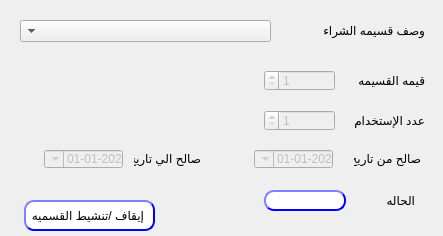
shymaa123456/HyperPOS2020, file presentation/promotion_voucher_ui/stopPromVoucher.ui: the form before one commit.
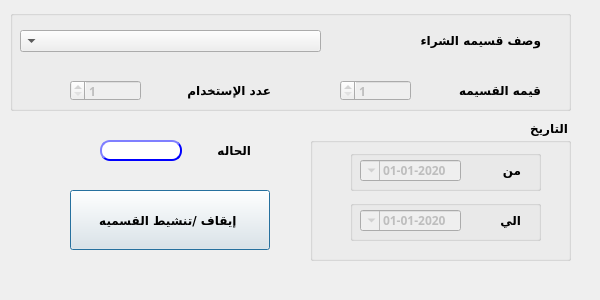
The form after the commit.

Commit message: finalize Coupon Design Style 7/12 comments

Diff of the .ui file:
```diff
--- a/presentation/promotion_voucher_ui/stopPromVoucher.ui
+++ b/presentation/promotion_voucher_ui/stopPromVoucher.ui
@@ -6,162 +6,45 @@
    <rect>
     <x>0</x>
     <y>0</y>
-    <width>443</width>
-    <height>236</height>
+    <width>600</width>
+    <height>300</height>
    </rect>
   </property>
+  <property name="minimumSize">
+   <size>
+    <width>600</width>
+    <height>300</height>
+   </size>
+  </property>
+  <property name="maximumSize">
+   <size>
+    <width>600</width>
+    <height>300</height>
+   </size>
+  </property>
   <property name="windowTitle">
    <string>تغيير حاله قسيمه شراء</string>
   </property>
   <property name="layoutDirection">
    <enum>Qt::RightToLeft</enum>
   </property>
-  <widget class="QDateTimeEdit" name="Qdate_to">
-   <property name="enabled">
-    <bool>false</bool>
-   </property>
-   <property name="geometry">
-    <rect>
-     <x>44</x>
-     <y>150</y>
-     <width>79</width>
-     <height>18</height>
-    </rect>
-   </property>
-   <property name="layoutDirection">
-    <enum>Qt::RightToLeft</enum>
-   </property>
-   <property name="minimumDateTime">
-    <datetime>
-     <hour>0</hour>
-     <minute>0</minute>
-     <second>0</second>
-     <year>2020</year>
-     <month>1</month>
-     <day>1</day>
-    </datetime>
-   </property>
-   <property name="displayFormat">
-    <string>yyyy-MM-dd</string>
-   </property>
-   <property name="calendarPopup">
-    <bool>true</bool>
-   </property>
-  </widget>
-  <widget class="QDoubleSpinBox" name="LE_maxCount">
-   <property name="enabled">
-    <bool>false</bool>
-   </property>
-   <property name="geometry">
-    <rect>
-     <x>264</x>
-     <y>110</y>
-     <width>71</width>
-     <height>21</height>
-    </rect>
-   </property>
-   <property name="styleSheet">
-    <string notr="true"/>
-   </property>
-   <property name="decimals">
-    <number>0</number>
-   </property>
-   <property name="minimum">
-    <double>1.000000000000000</double>
-   </property>
-   <property name="maximum">
-    <double>99997.000000000000000</double>
-   </property>
-   <property name="value">
-    <double>1.000000000000000</double>
-   </property>
-  </widget>
-  <widget class="QLabel" name="label">
-   <property name="geometry">
-    <rect>
-     <x>334</x>
-     <y>110</y>
-     <width>91</width>
-     <height>21</height>
-    </rect>
-   </property>
-   <property name="text">
-    <string>عدد الإستخدام</string>
-   </property>
-  </widget>
-  <widget class="QLabel" name="desc_11">
-   <property name="geometry">
-    <rect>
-     <x>344</x>
-     <y>70</y>
-     <width>81</width>
-     <height>21</height>
-    </rect>
-   </property>
-   <property name="layoutDirection">
-    <enum>Qt::RightToLeft</enum>
-   </property>
-   <property name="text">
-    <string>قيمه القسيمه</string>
-   </property>
-  </widget>
-  <widget class="QLabel" name="desc_4">
-   <property name="geometry">
-    <rect>
-     <x>134</x>
-     <y>150</y>
-     <width>67</width>
-     <height>17</height>
-    </rect>
-   </property>
-   <property name="layoutDirection">
-    <enum>Qt::RightToLeft</enum>
-   </property>
-   <property name="text">
-    <string>صالح الي تاريخ</string>
-   </property>
-  </widget>
-  <widget class="QDateTimeEdit" name="Qdate_from">
-   <property name="enabled">
-    <bool>false</bool>
-   </property>
-   <property name="geometry">
-    <rect>
-     <x>254</x>
-     <y>150</y>
-     <width>79</width>
-     <height>18</height>
-    </rect>
-   </property>
-   <property name="layoutDirection">
-    <enum>Qt::RightToLeft</enum>
-   </property>
-   <property name="minimumDateTime">
-    <datetime>
-     <hour>0</hour>
-     <minute>0</minute>
-     <second>0</second>
-     <year>2020</year>
-     <month>1</month>
-     <day>1</day>
-    </datetime>
-   </property>
-   <property name="displayFormat">
-    <string>yyyy-MM-dd</string>
-   </property>
-   <property name="calendarPopup">
-    <bool>true</bool>
-   </property>
-  </widget>
   <widget class="QLabel" name="label_2">
    <property name="geometry">
     <rect>
-     <x>374</x>
-     <y>190</y>
+     <x>210</x>
+     <y>140</y>
      <width>41</width>
      <height>20</height>
     </rect>
    </property>
+   <property name="font">
+    <font>
+     <family>29LT Bukra Regular</family>
+     <pointsize>9</pointsize>
+     <weight>75</weight>
+     <bold>true</bold>
+    </font>
+   </property>
    <property name="layoutDirection">
     <enum>Qt::RightToLeft</enum>
    </property>
@@ -172,141 +55,50 @@
   <widget class="QPushButton" name="BTN_changeStatus">
    <property name="geometry">
     <rect>
-     <x>24</x>
-     <y>200</y>
-     <width>131</width>
-     <height>31</height>
+     <x>70</x>
+     <y>190</y>
+     <width>200</width>
+     <height>60</height>
     </rect>
    </property>
+   <property name="font">
+    <font>
+     <family>29LT Bukra Regular</family>
+     <pointsize>9</pointsize>
+     <weight>75</weight>
+     <bold>true</bold>
+    </font>
+   </property>
    <property name="layoutDirection">
     <enum>Qt::RightToLeft</enum>
    </property>
    <property name="styleSheet">
-    <string notr="true">QPushButton{
-                                        background-color: white;
-                                        border-style: outset;
-                                        border-width: 2px;
-                                        border-radius: 10px;
-                                        border-color: blue;
-                                        min-width: 6em;
-                                        }
-                                        QPushButton:hover {
-                                        background: qradialgradient(
-                                        cx: 0.3, cy: -0.4, fx: 0.3, fy: -0.4,
-                                        radius: 1.35, stop: 0 #fff, stop: 1 #bbb
-                                        );
-                                        }
-                                        QPushButton:pressed {
-                                        border-style: inset;
-                                        background: qradialgradient(
-                                        cx: 0.4, cy: -0.1, fx: 0.4, fy: -0.1,
-                                        radius: 1.35, stop: 0 #fff, stop: 1 #ddd
-                                        );
-                                        }
-                                    </string>
+    <string notr="true"/>
    </property>
    <property name="text">
     <string>إيقاف /تنشيط القسميه </string>
    </property>
   </widget>
-  <widget class="QLabel" name="desc_3">
-   <property name="geometry">
-    <rect>
-     <x>354</x>
-     <y>150</y>
-     <width>67</width>
-     <height>17</height>
-    </rect>
-   </property>
-   <property name="layoutDirection">
-    <enum>Qt::RightToLeft</enum>
-   </property>
-   <property name="text">
-    <string>صالح من تاريخ</string>
-   </property>
-  </widget>
-  <widget class="QLabel" name="desc_2">
-   <property name="geometry">
-    <rect>
-     <x>304</x>
-     <y>20</y>
-     <width>121</width>
-     <height>21</height>
-    </rect>
-   </property>
-   <property name="text">
-    <string>وصف قسيمه الشراء</string>
-   </property>
-  </widget>
-  <widget class="QDoubleSpinBox" name="LE_value">
-   <property name="enabled">
-    <bool>false</bool>
-   </property>
-   <property name="geometry">
-    <rect>
-     <x>264</x>
-     <y>70</y>
-     <width>71</width>
-     <height>21</height>
-    </rect>
-   </property>
-   <property name="styleSheet">
-    <string notr="true"/>
-   </property>
-   <property name="decimals">
-    <number>0</number>
-   </property>
-   <property name="minimum">
-    <double>1.000000000000000</double>
-   </property>
-   <property name="maximum">
-    <double>99997.000000000000000</double>
-   </property>
-   <property name="value">
-    <double>1.000000000000000</double>
-   </property>
-  </widget>
-  <widget class="QComboBox" name="CMB_PromVoucher">
-   <property name="geometry">
-    <rect>
-     <x>20</x>
-     <y>20</y>
-     <width>251</width>
-     <height>22</height>
-    </rect>
-   </property>
-   <property name="editable">
-    <bool>false</bool>
-   </property>
-  </widget>
-  <widget class="QLabel" name="voucher_id">
-   <property name="enabled">
-    <bool>false</bool>
-   </property>
-   <property name="geometry">
-    <rect>
-     <x>304</x>
-     <y>40</y>
-     <width>51</width>
-     <height>21</height>
-    </rect>
-   </property>
-   <property name="text">
-    <string/>
-   </property>
-  </widget>
   <widget class="QLineEdit" name="LE_PromVoucherStatus">
    <property name="enabled">
     <bool>false</bool>
    </property>
    <property name="geometry">
     <rect>
-     <x>264</x>
-     <y>190</y>
+     <x>100</x>
+     <y>140</y>
      <width>82</width>
      <height>21</height>
     </rect>
    </property>
+   <property name="font">
+    <font>
+     <family>29LT Bukra Regular</family>
+     <pointsize>9</pointsize>
+     <weight>75</weight>
+     <bold>true</bold>
+    </font>
+   </property>
    <property name="styleSheet">
     <string notr="true">QLineEdit{
                                         background-color: white;
@@ -332,6 +124,401 @@
                                     </string>
    </property>
   </widget>
+  <widget class="QGroupBox" name="groupBox_3">
+   <property name="geometry">
+    <rect>
+     <x>310</x>
+     <y>120</y>
+     <width>261</width>
+     <height>141</height>
+    </rect>
+   </property>
+   <property name="font">
+    <font>
+     <family>29LT Bukra Regular</family>
+     <pointsize>9</pointsize>
+     <weight>75</weight>
+     <bold>true</bold>
+    </font>
+   </property>
+   <property name="title">
+    <string>التاريخ</string>
+   </property>
+   <widget class="QGroupBox" name="groupBox_2">
+    <property name="geometry">
+     <rect>
+      <x>40</x>
+      <y>80</y>
+      <width>191</width>
+      <height>41</height>
+     </rect>
+    </property>
+    <property name="font">
+     <font>
+      <family>29LT Bukra Regular</family>
+      <pointsize>9</pointsize>
+      <weight>75</weight>
+      <bold>true</bold>
+     </font>
+    </property>
+    <property name="title">
+     <string/>
+    </property>
+    <widget class="QLabel" name="desc_4">
+     <property name="geometry">
+      <rect>
+       <x>130</x>
+       <y>10</y>
+       <width>41</width>
+       <height>21</height>
+      </rect>
+     </property>
+     <property name="font">
+      <font>
+       <family>29LT Bukra Regular</family>
+       <pointsize>9</pointsize>
+       <weight>75</weight>
+       <bold>true</bold>
+      </font>
+     </property>
+     <property name="layoutDirection">
+      <enum>Qt::RightToLeft</enum>
+     </property>
+     <property name="text">
+      <string>الي</string>
+     </property>
+    </widget>
+    <widget class="QDateTimeEdit" name="Qdate_to">
+     <property name="enabled">
+      <bool>false</bool>
+     </property>
+     <property name="geometry">
+      <rect>
+       <x>10</x>
+       <y>10</y>
+       <width>101</width>
+       <height>21</height>
+      </rect>
+     </property>
+     <property name="font">
+      <font>
+       <family>29LT Bukra Regular</family>
+       <pointsize>9</pointsize>
+       <weight>75</weight>
+       <bold>true</bold>
+      </font>
+     </property>
+     <property name="layoutDirection">
+      <enum>Qt::RightToLeft</enum>
+     </property>
+     <property name="minimumDateTime">
+      <datetime>
+       <hour>0</hour>
+       <minute>0</minute>
+       <second>0</second>
+       <year>2020</year>
+       <month>1</month>
+       <day>1</day>
+      </datetime>
+     </property>
+     <property name="displayFormat">
+      <string>yyyy-MM-dd</string>
+     </property>
+     <property name="calendarPopup">
+      <bool>true</bool>
+     </property>
+    </widget>
+   </widget>
+   <widget class="QGroupBox" name="groupBox">
+    <property name="geometry">
+     <rect>
+      <x>40</x>
+      <y>30</y>
+      <width>191</width>
+      <height>41</height>
+     </rect>
+    </property>
+    <property name="font">
+     <font>
+      <family>29LT Bukra Regular</family>
+      <pointsize>9</pointsize>
+      <weight>75</weight>
+      <bold>true</bold>
+     </font>
+    </property>
+    <property name="title">
+     <string/>
+    </property>
+    <widget class="QLabel" name="desc_3">
+     <property name="geometry">
+      <rect>
+       <x>150</x>
+       <y>10</y>
+       <width>21</width>
+       <height>21</height>
+      </rect>
+     </property>
+     <property name="font">
+      <font>
+       <family>29LT Bukra Regular</family>
+       <pointsize>9</pointsize>
+       <weight>75</weight>
+       <bold>true</bold>
+      </font>
+     </property>
+     <property name="layoutDirection">
+      <enum>Qt::RightToLeft</enum>
+     </property>
+     <property name="text">
+      <string>من</string>
+     </property>
+    </widget>
+    <widget class="QDateTimeEdit" name="Qdate_from">
+     <property name="enabled">
+      <bool>false</bool>
+     </property>
+     <property name="geometry">
+      <rect>
+       <x>10</x>
+       <y>10</y>
+       <width>101</width>
+       <height>21</height>
+      </rect>
+     </property>
+     <property name="font">
+      <font>
+       <family>29LT Bukra Regular</family>
+       <pointsize>9</pointsize>
+       <weight>75</weight>
+       <bold>true</bold>
+      </font>
+     </property>
+     <property name="layoutDirection">
+      <enum>Qt::RightToLeft</enum>
+     </property>
+     <property name="minimumDateTime">
+      <datetime>
+       <hour>0</hour>
+       <minute>0</minute>
+       <second>0</second>
+       <year>2020</year>
+       <month>1</month>
+       <day>1</day>
+      </datetime>
+     </property>
+     <property name="displayFormat">
+      <string>yyyy-MM-dd</string>
+     </property>
+     <property name="calendarPopup">
+      <bool>true</bool>
+     </property>
+    </widget>
+   </widget>
+  </widget>
+  <widget class="QGroupBox" name="groupBox_4">
+   <property name="geometry">
+    <rect>
+     <x>10</x>
+     <y>10</y>
+     <width>561</width>
+     <height>101</height>
+    </rect>
+   </property>
+   <property name="font">
+    <font>
+     <family>29LT Bukra Regular</family>
+     <pointsize>9</pointsize>
+     <weight>75</weight>
+     <bold>true</bold>
+    </font>
+   </property>
+   <property name="title">
+    <string/>
+   </property>
+   <widget class="QLabel" name="voucher_id">
+    <property name="enabled">
+     <bool>false</bool>
+    </property>
+    <property name="geometry">
+     <rect>
+      <x>330</x>
+      <y>20</y>
+      <width>51</width>
+      <height>21</height>
+     </rect>
+    </property>
+    <property name="font">
+     <font>
+      <family>29LT Bukra Regular</family>
+      <pointsize>9</pointsize>
+      <weight>75</weight>
+      <bold>true</bold>
+     </font>
+    </property>
+    <property name="text">
+     <string/>
+    </property>
+   </widget>
+   <widget class="QComboBox" name="CMB_PromVoucher">
+    <property name="geometry">
+     <rect>
+      <x>10</x>
+      <y>20</y>
+      <width>301</width>
+      <height>22</height>
+     </rect>
+    </property>
+    <property name="font">
+     <font>
+      <family>29LT Bukra Regular</family>
+      <pointsize>9</pointsize>
+      <weight>75</weight>
+      <bold>true</bold>
+     </font>
+    </property>
+    <property name="editable">
+     <bool>false</bool>
+    </property>
+   </widget>
+   <widget class="QDoubleSpinBox" name="LE_maxCount">
+    <property name="enabled">
+     <bool>false</bool>
+    </property>
+    <property name="geometry">
+     <rect>
+      <x>60</x>
+      <y>70</y>
+      <width>71</width>
+      <height>21</height>
+     </rect>
+    </property>
+    <property name="font">
+     <font>
+      <family>29LT Bukra Regular</family>
+      <pointsize>9</pointsize>
+      <weight>75</weight>
+      <bold>true</bold>
+     </font>
+    </property>
+    <property name="styleSheet">
+     <string notr="true"/>
+    </property>
+    <property name="decimals">
+     <number>0</number>
+    </property>
+    <property name="minimum">
+     <double>1.000000000000000</double>
+    </property>
+    <property name="maximum">
+     <double>99997.000000000000000</double>
+    </property>
+    <property name="value">
+     <double>1.000000000000000</double>
+    </property>
+   </widget>
+   <widget class="QLabel" name="label">
+    <property name="geometry">
+     <rect>
+      <x>150</x>
+      <y>70</y>
+      <width>111</width>
+      <height>21</height>
+     </rect>
+    </property>
+    <property name="font">
+     <font>
+      <family>29LT Bukra Regular</family>
+      <pointsize>9</pointsize>
+      <weight>75</weight>
+      <bold>true</bold>
+     </font>
+    </property>
+    <property name="text">
+     <string>عدد الإستخدام</string>
+    </property>
+   </widget>
+   <widget class="QLabel" name="desc_2">
+    <property name="geometry">
+     <rect>
+      <x>390</x>
+      <y>20</y>
+      <width>141</width>
+      <height>21</height>
+     </rect>
+    </property>
+    <property name="font">
+     <font>
+      <family>29LT Bukra Regular</family>
+      <pointsize>9</pointsize>
+      <weight>75</weight>
+      <bold>true</bold>
+     </font>
+    </property>
+    <property name="text">
+     <string>وصف قسيمه الشراء</string>
+    </property>
+   </widget>
+   <widget class="QLabel" name="desc_11">
+    <property name="geometry">
+     <rect>
+      <x>420</x>
+      <y>70</y>
+      <width>111</width>
+      <height>21</height>
+     </rect>
+    </property>
+    <property name="font">
+     <font>
+      <family>29LT Bukra Regular</family>
+      <pointsize>9</pointsize>
+      <weight>75</weight>
+      <bold>true</bold>
+     </font>
+    </property>
+    <property name="layoutDirection">
+     <enum>Qt::RightToLeft</enum>
+    </property>
+    <property name="text">
+     <string>قيمه القسيمه</string>
+    </property>
+   </widget>
+   <widget class="QDoubleSpinBox" name="LE_value">
+    <property name="enabled">
+     <bool>false</bool>
+    </property>
+    <property name="geometry">
+     <rect>
+      <x>330</x>
+      <y>70</y>
+      <width>71</width>
+      <height>21</height>
+     </rect>
+    </property>
+    <property name="font">
+     <font>
+      <family>29LT Bukra Regular</family>
+      <pointsize>9</pointsize>
+      <weight>75</weight>
+      <bold>true</bold>
+     </font>
+    </property>
+    <property name="styleSheet">
+     <string notr="true"/>
+    </property>
+    <property name="decimals">
+     <number>0</number>
+    </property>
+    <property name="minimum">
+     <double>1.000000000000000</double>
+    </property>
+    <property name="maximum">
+     <double>99997.000000000000000</double>
+    </property>
+    <property name="value">
+     <double>1.000000000000000</double>
+    </property>
+   </widget>
+  </widget>
  </widget>
  <resources/>
  <connections/>
```
The commit also changes 86 other files.
